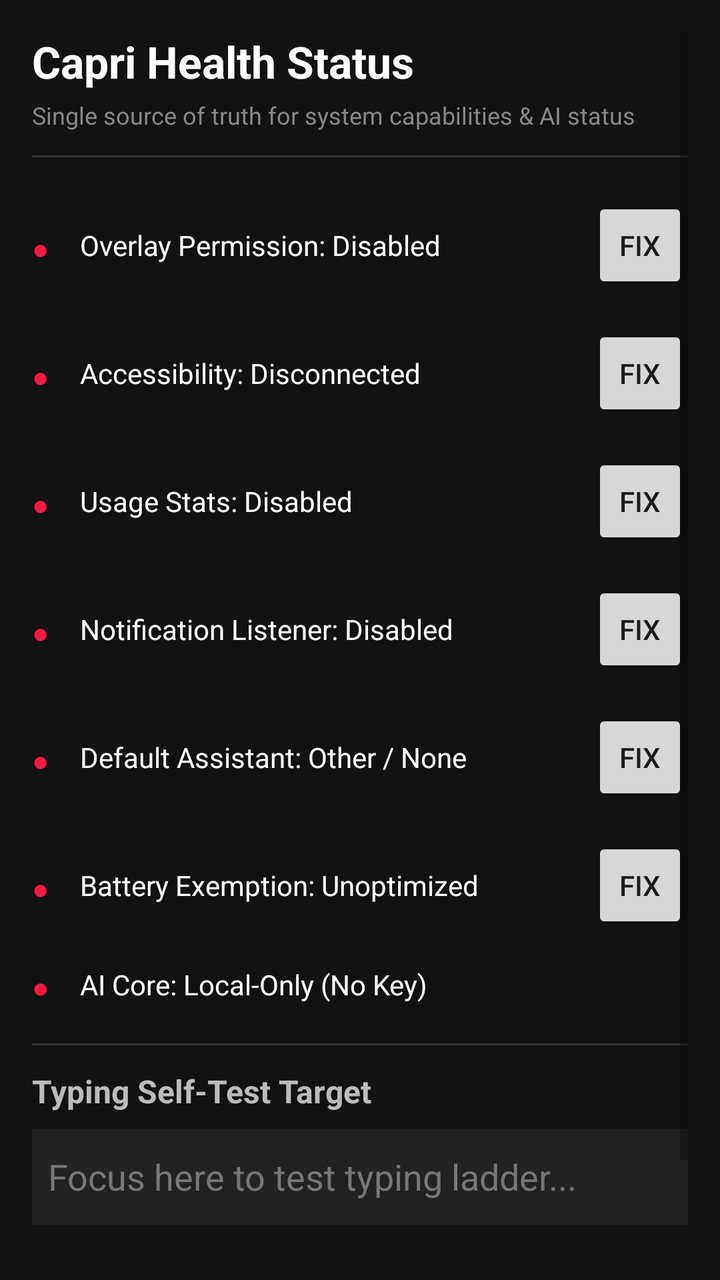
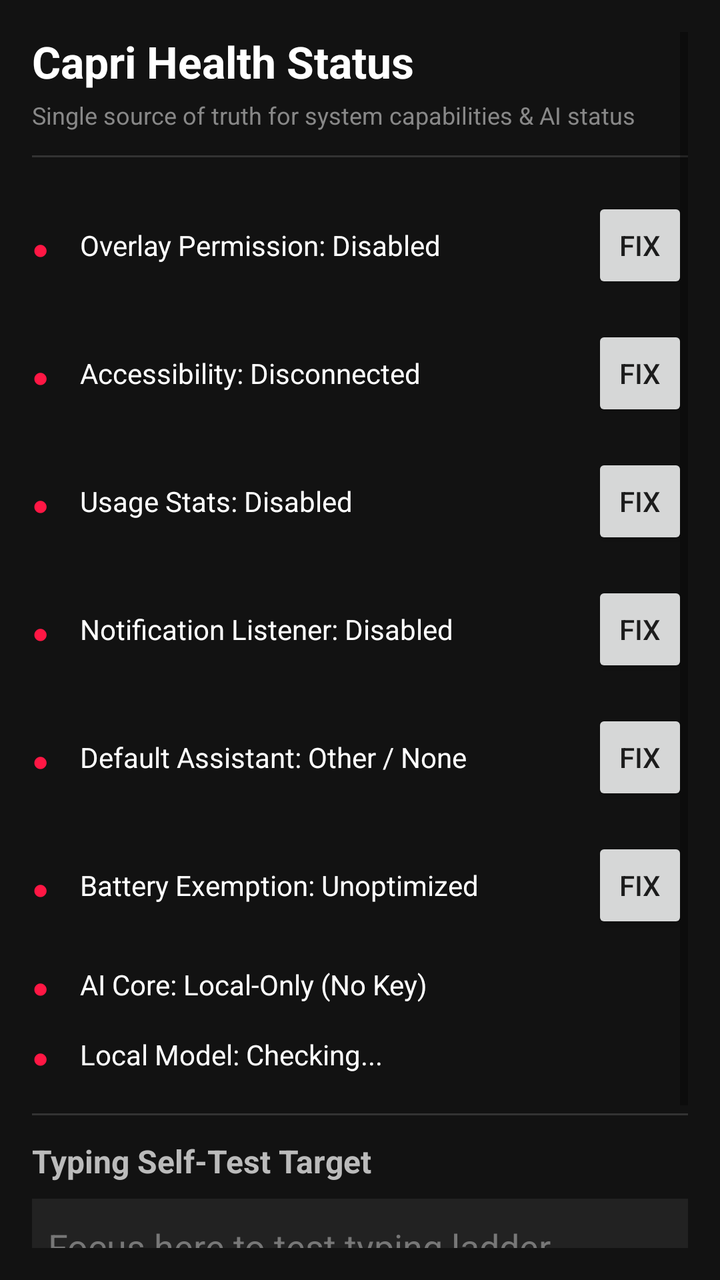

Before-and-after screenshots of an Android layout around one commit, followed by the original layout XML and the change that was made.
<!-- AndroidManifest.xml: activity theme Theme.Capri -->
<!-- res/layout/activity_health.xml -->
<?xml version="1.0" encoding="utf-8"?>
<ScrollView xmlns:android="http://schemas.android.com/apk/res/android"
    android:layout_width="match_parent"
    android:layout_height="match_parent"
    android:background="#121212"
    android:padding="16dp">

    <LinearLayout
        android:layout_width="match_parent"
        android:layout_height="wrap_content"
        android:orientation="vertical">

        <TextView
            android:layout_width="wrap_content"
            android:layout_height="wrap_content"
            android:text="Capri Health Status"
            android:textColor="#FFFFFF"
            android:textSize="22sp"
            android:textStyle="bold" />

        <TextView
            android:layout_width="wrap_content"
            android:layout_height="wrap_content"
            android:layout_marginTop="4dp"
            android:text="Single source of truth for system capabilities &amp; AI status"
            android:textColor="#888888"
            android:textSize="12sp" />

        <View
            android:layout_width="match_parent"
            android:layout_height="1dp"
            android:layout_marginVertical="12dp"
            android:background="#333333" />

        
        <LinearLayout
            android:layout_width="match_parent"
            android:layout_height="wrap_content"
            android:gravity="center_vertical"
            android:orientation="horizontal"
            android:paddingVertical="8dp">

            <TextView
                android:id="@+id/dot_overlay"
                android:layout_width="16dp"
                android:layout_height="16dp"
                android:text="●"
                android:textColor="#FF1744"
                android:textSize="14sp" />

            <TextView
                android:id="@+id/status_overlay"
                android:layout_width="0dp"
                android:layout_height="wrap_content"
                android:layout_marginStart="8dp"
                android:layout_weight="1"
                android:text="Overlay Permission: Disabled"
                android:textColor="#FFFFFF"
                android:textSize="14sp" />

            <Button
                android:id="@+id/btn_fix_overlay"
                style="?android:attr/buttonStyleSmall"
                android:layout_width="wrap_content"
                android:layout_height="wrap_content"
                android:text="Fix" />
        </LinearLayout>

        
        <LinearLayout
            android:layout_width="match_parent"
            android:layout_height="wrap_content"
            android:gravity="center_vertical"
            android:orientation="horizontal"
            android:paddingVertical="8dp">

            <TextView
                android:id="@+id/dot_accessibility"
                android:layout_width="16dp"
                android:layout_height="16dp"
                android:text="●"
                android:textColor="#FF1744"
                android:textSize="14sp" />

            <TextView
                android:id="@+id/status_accessibility"
                android:layout_width="0dp"
                android:layout_height="wrap_content"
                android:layout_marginStart="8dp"
                android:layout_weight="1"
                android:text="Accessibility: Disconnected"
                android:textColor="#FFFFFF"
                android:textSize="14sp" />

            <Button
                android:id="@+id/btn_fix_accessibility"
                style="?android:attr/buttonStyleSmall"
                android:layout_width="wrap_content"
                android:layout_height="wrap_content"
                android:text="Fix" />
        </LinearLayout>

        
        <LinearLayout
            android:layout_width="match_parent"
            android:layout_height="wrap_content"
            android:gravity="center_vertical"
            android:orientation="horizontal"
            android:paddingVertical="8dp">

            <TextView
                android:id="@+id/dot_usage_stats"
                android:layout_width="16dp"
                android:layout_height="16dp"
                android:text="●"
                android:textColor="#FF1744"
                android:textSize="14sp" />

            <TextView
                android:id="@+id/status_usage_stats"
                android:layout_width="0dp"
                android:layout_height="wrap_content"
                android:layout_marginStart="8dp"
                android:layout_weight="1"
                android:text="Usage Stats: Disabled"
                android:textColor="#FFFFFF"
                android:textSize="14sp" />

            <Button
                android:id="@+id/btn_fix_usage_stats"
                style="?android:attr/buttonStyleSmall"
                android:layout_width="wrap_content"
                android:layout_height="wrap_content"
                android:text="Fix" />
        </LinearLayout>

        
        <LinearLayout
            android:layout_width="match_parent"
            android:layout_height="wrap_content"
            android:gravity="center_vertical"
            android:orientation="horizontal"
            android:paddingVertical="8dp">

            <TextView
                android:id="@+id/dot_notif_listener"
                android:layout_width="16dp"
                android:layout_height="16dp"
                android:text="●"
                android:textColor="#FF1744"
                android:textSize="14sp" />

            <TextView
                android:id="@+id/status_notif_listener"
                android:layout_width="0dp"
                android:layout_height="wrap_content"
                android:layout_marginStart="8dp"
                android:layout_weight="1"
                android:text="Notification Listener: Disabled"
                android:textColor="#FFFFFF"
                android:textSize="14sp" />

            <Button
                android:id="@+id/btn_fix_notif_listener"
                style="?android:attr/buttonStyleSmall"
                android:layout_width="wrap_content"
                android:layout_height="wrap_content"
                android:text="Fix" />
        </LinearLayout>

        
        <LinearLayout
            android:id="@+id/card_sideload_helper"
            android:layout_width="match_parent"
            android:layout_height="wrap_content"
            android:layout_marginVertical="4dp"
            android:background="#262600"
            android:orientation="vertical"
            android:padding="8dp"
            android:visibility="gone">

            <TextView
                android:layout_width="wrap_content"
                android:layout_height="wrap_content"
                android:text="Sideloaded Install Helper"
                android:textColor="#FFEB3B"
                android:textStyle="bold" />

            <TextView
                android:layout_width="wrap_content"
                android:layout_height="wrap_content"
                android:layout_marginTop="2dp"
                android:text="If notification settings are grayed out: Open Android App Info for Capri -> Top-right 3 dots -> 'Allow restricted settings'."
                android:textColor="#FFFF8D"
                android:textSize="12sp" />
        </LinearLayout>

        
        <LinearLayout
            android:layout_width="match_parent"
            android:layout_height="wrap_content"
            android:gravity="center_vertical"
            android:orientation="horizontal"
            android:paddingVertical="8dp">

            <TextView
                android:id="@+id/dot_default_assistant"
                android:layout_width="16dp"
                android:layout_height="16dp"
                android:text="●"
                android:textColor="#FF1744"
                android:textSize="14sp" />

            <TextView
                android:id="@+id/status_default_assistant"
                android:layout_width="0dp"
                android:layout_height="wrap_content"
                android:layout_marginStart="8dp"
                android:layout_weight="1"
                android:text="Default Assistant: Other / None"
                android:textColor="#FFFFFF"
                android:textSize="14sp" />

            <Button
                android:id="@+id/btn_fix_default_assistant"
                style="?android:attr/buttonStyleSmall"
                android:layout_width="wrap_content"
                android:layout_height="wrap_content"
                android:text="Fix" />
        </LinearLayout>

        
        <LinearLayout
            android:layout_width="match_parent"
            android:layout_height="wrap_content"
            android:gravity="center_vertical"
            android:orientation="horizontal"
            android:paddingVertical="8dp">

            <TextView
                android:id="@+id/dot_battery_exemption"
                android:layout_width="16dp"
                android:layout_height="16dp"
                android:text="●"
                android:textColor="#FF1744"
                android:textSize="14sp" />

            <TextView
                android:id="@+id/status_battery_exemption"
                android:layout_width="0dp"
                android:layout_height="wrap_content"
                android:layout_marginStart="8dp"
                android:layout_weight="1"
                android:text="Battery Exemption: Unoptimized"
                android:textColor="#FFFFFF"
                android:textSize="14sp" />

            <Button
                android:id="@+id/btn_fix_battery_exemption"
                style="?android:attr/buttonStyleSmall"
                android:layout_width="wrap_content"
                android:layout_height="wrap_content"
                android:text="Fix" />
        </LinearLayout>

        
        <LinearLayout
            android:layout_width="match_parent"
            android:layout_height="wrap_content"
            android:gravity="center_vertical"
            android:orientation="horizontal"
            android:paddingVertical="8dp">

            <TextView
                android:id="@+id/dot_ai_core"
                android:layout_width="16dp"
                android:layout_height="16dp"
                android:text="●"
                android:textColor="#FF1744"
                android:textSize="14sp" />

            <TextView
                android:id="@+id/status_ai_core"
                android:layout_width="0dp"
                android:layout_height="wrap_content"
                android:layout_marginStart="8dp"
                android:layout_weight="1"
                android:text="AI Core: Local-Only (No Key)"
                android:textColor="#FFFFFF"
                android:textSize="14sp" />
        </LinearLayout>

        <View
            android:layout_width="match_parent"
            android:layout_height="1dp"
            android:layout_marginVertical="12dp"
            android:background="#333333" />

        
        <TextView
            android:layout_width="wrap_content"
            android:layout_height="wrap_content"
            android:text="Typing Self-Test Target"
            android:textColor="#BBBBBB"
            android:textSize="16sp"
            android:textStyle="bold" />

        <EditText
            android:id="@+id/scratch_typing_field"
            android:layout_width="match_parent"
            android:layout_height="48dp"
            android:layout_marginTop="8dp"
            android:background="#222222"
            android:hint="Focus here to test typing ladder..."
            android:padding="8dp"
            android:textColor="#FFFFFF"
            android:textColorHint="#777777" />

        <Button
            android:id="@+id/btn_run_typing_test"
            android:layout_width="wrap_content"
            android:layout_height="wrap_content"
            android:layout_marginTop="8dp"
            android:text="Run Typing Self-Test" />

        <TextView
            android:id="@+id/tv_typing_test_result"
            android:layout_width="wrap_content"
            android:layout_height="wrap_content"
            android:layout_marginTop="4dp"
            android:text="Test result: Not run yet"
            android:textColor="#00E676"
            android:textSize="13sp" />

    </LinearLayout>

</ScrollView>
<!-- resources referenced by this layout -->
<resources>
  <style name="Theme.Capri" parent="Theme.MaterialComponents.DayNight.NoActionBar">
          
          <item name="colorPrimary">@color/accent_red_pink</item>
          <item name="colorPrimaryVariant">@color/bubble_bg</item>
          <item name="colorOnPrimary">@color/white</item>
          
          <item name="colorSecondary">@color/accent_red_pink</item>
          <item name="colorSecondaryVariant">@color/accent_red_pink</item>
          <item name="colorOnSecondary">@color/white</item>
          <item name="android:statusBarColor">@color/bubble_bg</item>
      </style>
  <color name="accent_red_pink">#FF2E63</color>
  <color name="bubble_bg">#14141F</color>
  <color name="white">#FFFFFFFF</color>
</resources>

<!-- the commit's change to res/layout/activity_health.xml (unified diff, before → after) -->
@@ -286,6 +286,33 @@
                 android:layout_marginStart="8dp"
                 android:layout_weight="1"
                 android:text="AI Core: Local-Only (No Key)"
+                android:textColor="#FFFFFF"
+                android:textSize="14sp" />
+        </LinearLayout>
+
+        
+        <LinearLayout
+            android:layout_width="match_parent"
+            android:layout_height="wrap_content"
+            android:gravity="center_vertical"
+            android:orientation="horizontal"
+            android:paddingVertical="8dp">
+
+            <TextView
+                android:id="@+id/dot_local_llm"
+                android:layout_width="16dp"
+                android:layout_height="16dp"
+                android:text="●"
+                android:textColor="#FF1744"
+                android:textSize="14sp" />
+
+            <TextView
+                android:id="@+id/status_local_llm"
+                android:layout_width="0dp"
+                android:layout_height="wrap_content"
+                android:layout_marginStart="8dp"
+                android:layout_weight="1"
+                android:text="Local Model: Checking..."
                 android:textColor="#FFFFFF"
                 android:textSize="14sp" />
         </LinearLayout>
